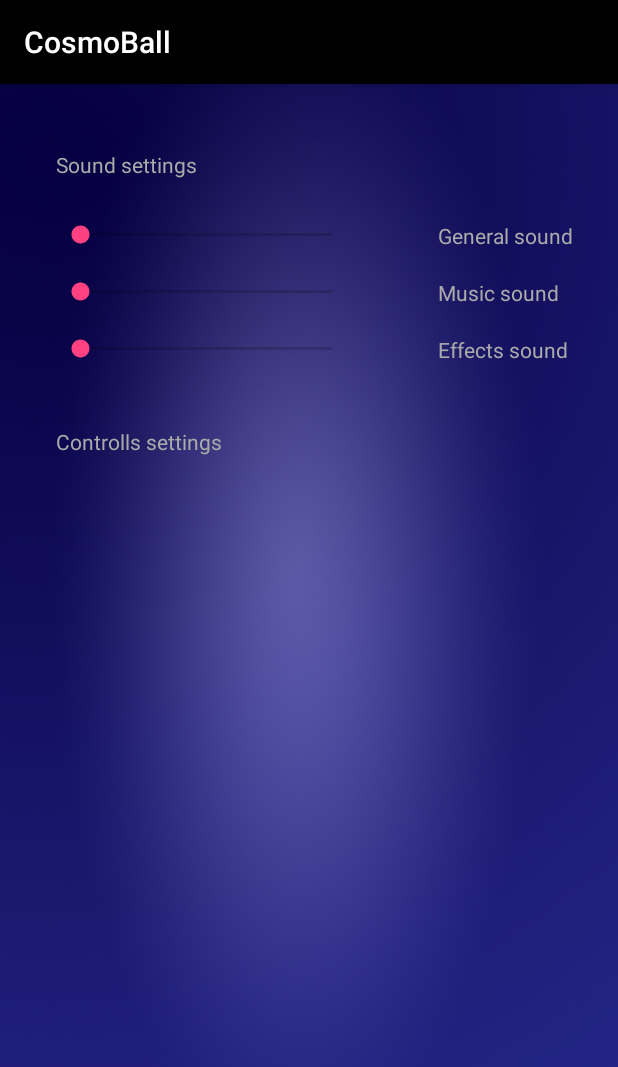
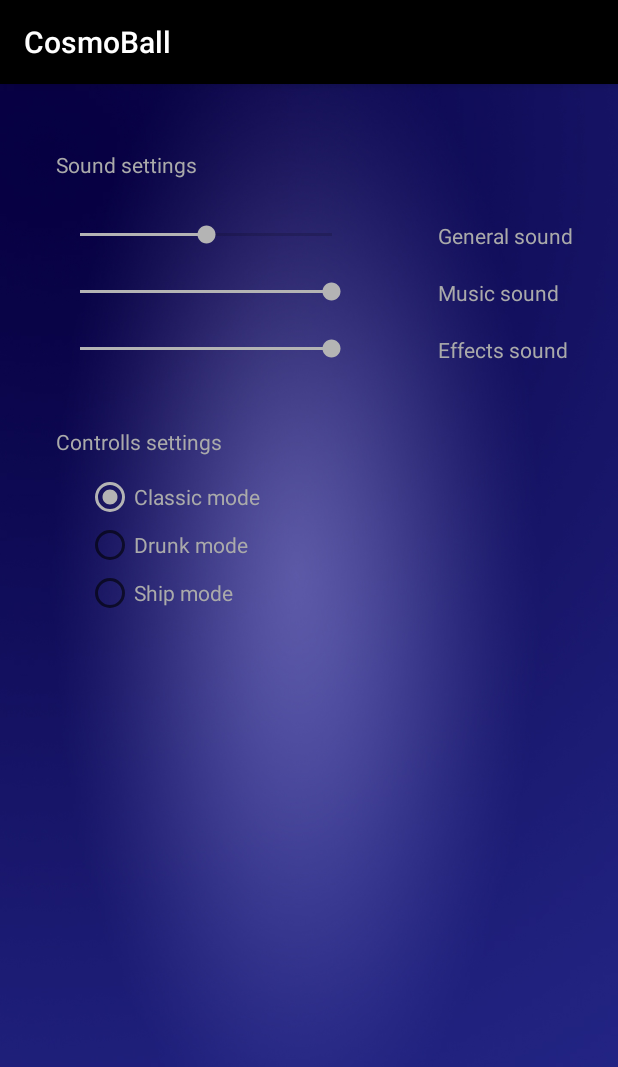
Before and after one commit to wovilon/Pingpong1, an Android app: the screen it shows after launch (SettingsActivity), after a tap on "SETTINGS", on a phone screen of 412 x 824 dp. Shown: the top 1067 px of the screen. Run offline under Robolectric (Android 15) with nearby library versions, the phone set to English and light mode, and no system bars.

Commit message:
Drunk and ship modes added

```diff
--- a/app/src/main/AndroidManifest.xml
+++ b/app/src/main/AndroidManifest.xml
@@ -16,7 +16,7 @@
             </intent-filter>
         </activity>
         <activity android:name=".GameActivity" />
-        <activity android:name=".HowToOlayActivity" />
+        <activity android:name=".HowToPlayActivity" />
         <activity android:name=".SettingsActivity" />
         <activity android:name=".WinLooseActivity"></activity>
     </application>
--- a/app/src/main/java/wovilon/pingpong1/HowToOlayActivity.java
+++ b/app/src/main/java/wovilon/pingpong1/HowToPlayActivity.java
@@ -3,7 +3,7 @@ package wovilon.pingpong1;
 import android.support.v7.app.AppCompatActivity;
 import android.os.Bundle;
 
-public class HowToOlayActivity extends AppCompatActivity {
+public class HowToPlayActivity extends AppCompatActivity {
 
     @Override
     protected void onCreate(Bundle savedInstanceState) {
--- a/app/src/main/java/wovilon/pingpong1/MainActivity.java
+++ b/app/src/main/java/wovilon/pingpong1/MainActivity.java
@@ -8,10 +8,8 @@ import android.hardware.Sensor;
 import android.hardware.SensorEvent;
 import android.hardware.SensorEventListener;
 import android.hardware.SensorManager;
-import android.media.MediaPlayer;
 import android.support.v7.app.AppCompatActivity;
 import android.os.Bundle;
-import android.view.KeyEvent;
 import android.view.View;
 
 
@@ -46,7 +44,7 @@ public class MainActivity extends AppCompatActivity implements SensorEventListen
         SharedPreferences settings = getSharedPreferences("Settings", 0);
         musicPlayer=new MusicPlayer();
         musicPlayer.oncreate(this, "menuFon");
-        float vol=(float)settings.getInt("GenSnd",0) * settings.getInt("MusSnd",0);  vol/=100*100;
+        float vol=(float)settings.getInt("GenSnd",50) * settings.getInt("MusSnd",100);  vol/=100*100;
         musicPlayer.volume(vol,vol);
         musicPlayer.onstart();
 
@@ -68,7 +66,7 @@ public class MainActivity extends AppCompatActivity implements SensorEventListen
     }
 
     public void onHowClick(View view) {
-        Intent intent=new Intent(MainActivity.this, HowToOlayActivity.class);
+        Intent intent=new Intent(MainActivity.this, HowToPlayActivity.class);
         startActivity(intent);
     }
 
--- a/app/src/main/java/wovilon/pingpong1/SettingsActivity.java
+++ b/app/src/main/java/wovilon/pingpong1/SettingsActivity.java
@@ -5,6 +5,8 @@ import android.content.SharedPreferences;
 import android.media.MediaPlayer;
 import android.support.v7.app.AppCompatActivity;
 import android.os.Bundle;
+import android.view.View;
+import android.widget.RadioGroup;
 import android.widget.SeekBar;
 import android.widget.TextView;
 
@@ -18,6 +20,7 @@ public class SettingsActivity extends AppCompatActivity implements SeekBar.OnSee
     int generalSoundValue=50, musicSoundValue=50, effectsSoundValue=50;
 
 
+
     @Override
     protected void onCreate(Bundle savedInstanceState) {
         super.onCreate(savedInstanceState);
@@ -25,9 +28,9 @@ public class SettingsActivity extends AppCompatActivity implements SeekBar.OnSee
 
 
         SharedPreferences settings = getSharedPreferences("Settings", 0);
-        generalSoundValue = settings.getInt("GenSnd", 0);
-        musicSoundValue = settings.getInt("MusSnd", 0);
-        effectsSoundValue = settings.getInt("EffSnd", 0);
+        generalSoundValue = settings.getInt("GenSnd", 50);
+        musicSoundValue = settings.getInt("MusSnd", 100);
+        effectsSoundValue = settings.getInt("EffSnd", 100);
 
         final SeekBar generalSnd=(SeekBar)findViewById(R.id.generalSound);
         final SeekBar musicSnd=(SeekBar)findViewById(musicSound);
@@ -38,6 +41,16 @@ public class SettingsActivity extends AppCompatActivity implements SeekBar.OnSee
         generalSnd.setProgress(generalSoundValue);
         musicSnd.setProgress(musicSoundValue);
         effectsSnd.setProgress(effectsSoundValue);
+
+        final RadioGroup turbulenceRadioGroup=(RadioGroup)findViewById(R.id.turbulenceRadioGroup);
+
+
+        switch (settings.getString("TurbulenceMode","mode_classic")) {
+            case "mode_classic": turbulenceRadioGroup.check(R.id.mode_classic); break;
+            case "mode_drunk": turbulenceRadioGroup.check(R.id.mode_drunk); break;
+            case "mode_ship": turbulenceRadioGroup.check(R.id.mode_ship); break;
+            default: turbulenceRadioGroup.check(R.id.mode_classic); break;
+        }
 
 
     }
@@ -86,4 +99,20 @@ public class SettingsActivity extends AppCompatActivity implements SeekBar.OnSee
     public void MoveSound(Context context){
 
     }
+
+    //turbulence radiobutton selection
+    public void onModeItemClick(View view) {
+        SharedPreferences settings = getSharedPreferences("Settings",MODE_PRIVATE);
+        SharedPreferences.Editor editor = settings.edit();
+
+        switch (view.getId()){
+            case R.id.mode_classic:
+                editor.putString("TurbulenceMode", "mode_classic"); break;
+            case R.id.mode_drunk:
+                editor.putString("TurbulenceMode", "mode_drunk"); break;
+            case R.id.mode_ship:
+                editor.putString("TurbulenceMode", "mode_ship"); break;
+        }
+        editor.apply();
+    }
 }
--- a/app/src/main/res/layout/activity_how_to_olay.xml
+++ b/app/src/main/res/layout/activity_how_to_olay.xml
@@ -9,7 +9,7 @@
     android:paddingLeft="@dimen/activity_horizontal_margin"
     android:paddingRight="@dimen/activity_horizontal_margin"
     android:paddingTop="@dimen/activity_vertical_margin"
-    tools:context="wovilon.pingpong1.HowToOlayActivity"
+    tools:context="wovilon.pingpong1.HowToPlayActivity"
     android:background="@drawable/menubackground">
 
     <TextView
--- a/app/src/main/res/layout/activity_settings.xml
+++ b/app/src/main/res/layout/activity_settings.xml
@@ -86,4 +86,41 @@
         android:layout_alignTop="@+id/musicSound"
         android:layout_alignStart="@+id/GeneralSoundView" />
 
+    <RadioGroup
+        android:id="@+id/turbulenceRadioGroup"
+        android:layout_width="wrap_content"
+        android:layout_height="wrap_content"
+        android:layout_alignStart="@+id/textView8"
+        android:layout_below="@+id/textView8"
+        android:layout_marginStart="20dp"
+        android:layout_marginTop="11dp">
+
+        <RadioButton
+            android:id="@+id/mode_classic"
+            android:layout_width="wrap_content"
+            android:layout_height="wrap_content"
+            android:layout_weight="1"
+            android:onClick="onModeItemClick"
+            android:text="@string/mode_classic"
+            android:textColor="@android:color/darker_gray" />
+
+        <RadioButton
+            android:id="@+id/mode_drunk"
+            android:layout_width="wrap_content"
+            android:layout_height="wrap_content"
+            android:layout_weight="1"
+            android:onClick="onModeItemClick"
+            android:text="@string/mode_drunk"
+            android:textColor="@android:color/darker_gray" />
+
+        <RadioButton
+            android:id="@+id/mode_ship"
+            android:layout_width="wrap_content"
+            android:layout_height="wrap_content"
+            android:layout_weight="1"
+            android:onClick="onModeItemClick"
+            android:text="@string/mode_ship"
+            android:textColor="@android:color/darker_gray" />
+    </RadioGroup>
+
 </RelativeLayout>
--- a/app/src/main/res/values/colors.xml
+++ b/app/src/main/res/values/colors.xml
@@ -2,7 +2,7 @@
 <resources>
     <color name="colorPrimary">#000000</color>
     <color name="colorPrimaryDark">#000000</color>
-    <color name="colorAccent">#FF4081</color>
+    <color name="colorAccent">#b4b4b4</color>
     <color name="colorBlack">#2b2b2b</color>
     <color name="text_color">#000000</color>
     <color name="GreenCol">#0ea500</color>
--- a/app/src/main/res/values/strings.xml
+++ b/app/src/main/res/values/strings.xml
@@ -24,4 +24,7 @@
     <string name="HelpRight">Turn device \n clockwise to move \n pad right</string>
     <string name="MainAim">The main aim of the game is to defeat all the bricks above your pad.
         Do not let the ball exiting the lower border!</string>
+    <string name="mode_classic">Classic mode</string>
+    <string name="mode_drunk">Drunk mode</string>
+    <string name="mode_ship">Ship mode</string>
 </resources>
```
Also changed, not shown: app/src/main/java/wovilon/pingpong1/GameActivity.java (+26 -9 lines).
